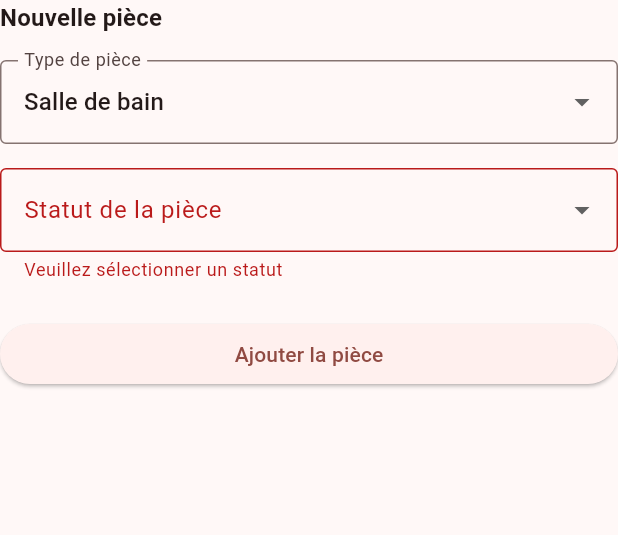
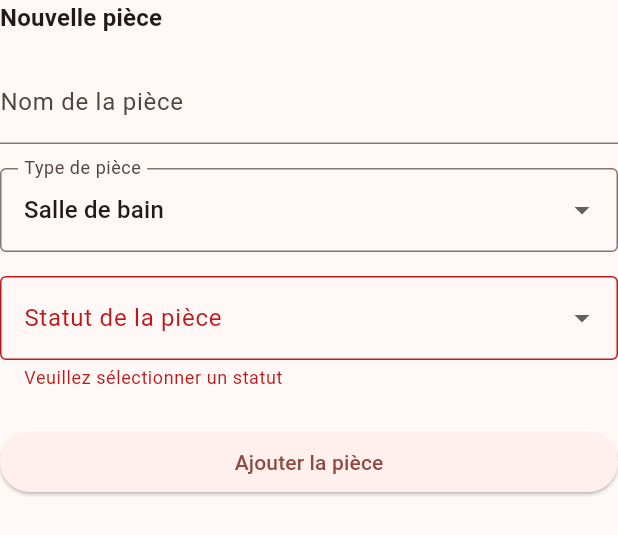
Before and after one commit to ByggL/samueliot_immocheck, a Flutter app: the RoomCreationForm widget shown alone on an empty page, opened directly with empty values, after a tap on "Ajouter la pièce", on a phone screen of 412 x 824 dp. Shown: the top 535 px of the screen. Run offline on Flutter 3.47's test engine with Material 3 defaults, Android fonts, the light colour scheme and no system bars; our stand-ins replace flutter_secure_storage, image_picker, pdf, permission_handler, printing, share_plus and 1 more; accounts and stored records are empty.

Commit message:
Room name added + modifiable

```diff
--- a/lib/providers/piece_provider.dart
+++ b/lib/providers/piece_provider.dart
@@ -8,11 +8,13 @@ import 'package:samueliot_immocheck/providers/property_provider.dart';
 
 class Room {
   final String roomId;
+  final String roomTrueName;
   final RoomTypes roomName;
   final EtatsElement statut;
   final List<RoomElement> elements;
 
   Room({
+    required this.roomTrueName,
     required this.roomName,
     required this.statut,
     List<RoomElement>? elements,
@@ -120,6 +122,7 @@ static List<RoomElement> defaultElementsForRoomType(RoomTypes type, String roomI
 
   Map<String, dynamic> toJson() => {
     'id': roomId,
+    'roomTrueName': roomTrueName,
     'roomName': roomName.index,
     'statut': statut.index,
     'elements': elements.map((e) => e.toJson()).toList(),
@@ -127,6 +130,7 @@ static List<RoomElement> defaultElementsForRoomType(RoomTypes type, String roomI
 
   factory Room.fromJson(Map<String, dynamic> json) => Room(
     roomId: json['id'],
+    roomTrueName: json['roomTrueName'],
     roomName: RoomTypes.values[json['roomName']],
     statut: EtatsElement.values[json['statut']],
     elements: (json['elements'] as List).map((e) => RoomElement.fromJson(e)).toList(),
--- a/lib/ui/forms/build_room_form.dart
+++ b/lib/ui/forms/build_room_form.dart
@@ -5,8 +5,9 @@ import 'package:uuid/uuid.dart';
 
 class RoomCreationForm extends StatefulWidget {
   final Function(Room) onSubmit;
+  final Room? existingRoom;
 
-  const RoomCreationForm({super.key,required this.onSubmit});
+  const RoomCreationForm({super.key,required this.onSubmit, this.existingRoom});
 
   @override
   State<RoomCreationForm> createState() => _RoomCreationForm();
@@ -14,8 +15,21 @@ class RoomCreationForm extends StatefulWidget {
 
 class _RoomCreationForm extends State<RoomCreationForm> {
   final _formKey = GlobalKey<FormState>();
-  RoomTypes _nameController = RoomTypes.bathroom;
-  EtatsElement? _selectedStatus;
+  RoomTypes _nameController= RoomTypes.bathroom ;
+  EtatsElement? _selectedStatus ;
+  TextEditingController _roomTrueNameController = TextEditingController();
+  String? _roomId ;
+
+  @override
+  void initState() {
+    super.initState();
+    if (widget.existingRoom != null) {
+      _nameController = widget.existingRoom!.roomName;
+      _selectedStatus = widget.existingRoom!.statut;
+      _roomTrueNameController.text= widget.existingRoom!.roomTrueName;
+      _roomId = widget.existingRoom!.roomId;
+    }
+  }
 
   @override
   Widget build(BuildContext context) {
@@ -30,6 +44,13 @@ class _RoomCreationForm extends State<RoomCreationForm> {
             style: Theme.of(
               context,
             ).textTheme.titleMedium?.copyWith(fontWeight: FontWeight.bold),
+          ),
+          const SizedBox(height: 16),
+          TextField(
+            decoration: const InputDecoration(
+              labelText: "Nom de la pièce",
+            ),
+            controller: _roomTrueNameController,
           ),
           const SizedBox(height: 16),
           DropdownButtonFormField<RoomTypes>(
@@ -81,10 +102,10 @@ class _RoomCreationForm extends State<RoomCreationForm> {
               onPressed: () {
                 if (_formKey.currentState!.validate()) {
                   final newRoom = Room(
-                    roomId: Uuid().v4(),
+                    roomId: _roomId ?? Uuid().v4(),
+                    roomTrueName: _roomTrueNameController.text,
                     roomName: _nameController,
                     statut: _selectedStatus!,
-                    elements: [],
                   );
                   widget.onSubmit(newRoom);
                 }
--- a/lib/ui/forms/validate_sign_rapport.dart
+++ b/lib/ui/forms/validate_sign_rapport.dart
@@ -130,6 +130,7 @@ Widget _buildRapportCard(Rapport report) {
               crossAxisAlignment: CrossAxisAlignment.start,
               children: [
                 Text("- ${roomTypeString(room.roomName)}"),
+                Text("  Nom de la pièce: ${room.roomTrueName}"),
                 Text("  Statut: ${etatElementString(room.statut)}"),
                 Text("  Nombre d'éléments: ${room.elements.length}"),
                 ...room.elements.map((element) => Padding(
--- a/lib/ui/report_page/pdf_export_service.dart
+++ b/lib/ui/report_page/pdf_export_service.dart
@@ -54,7 +54,7 @@ class PdfExportService {
           // Rooms summary section on the cover
           widgets.add(pw.Text('Sommaire des pièces', style: pw.TextStyle(fontSize: 18, fontWeight: pw.FontWeight.bold, font: font)));
           for (final room in rapport.roomList) {
-            widgets.add(pw.Text('- ${roomTypeString(room.roomName)} (${room.elements.length} éléments)', style: pw.TextStyle(font: font)));
+            widgets.add(pw.Text('- ${room.roomTrueName}/${roomTypeString(room.roomName)} (${room.elements.length} éléments)', style: pw.TextStyle(font: font)));
           }
 
           return [
```
Also changed, not shown: lib/providers/rapport_provider.dart (+16 -0 lines), lib/ui/report_page/components/room_card.dart (+71 -6 lines), pubspec.lock.
